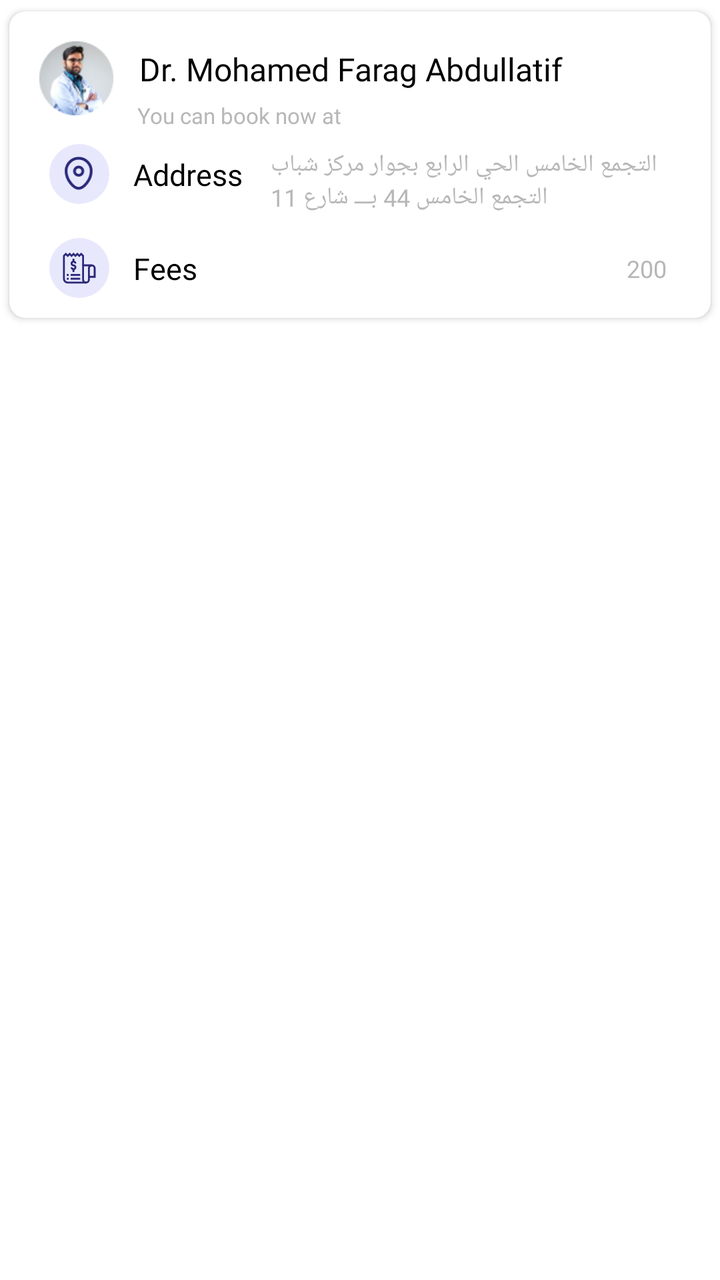
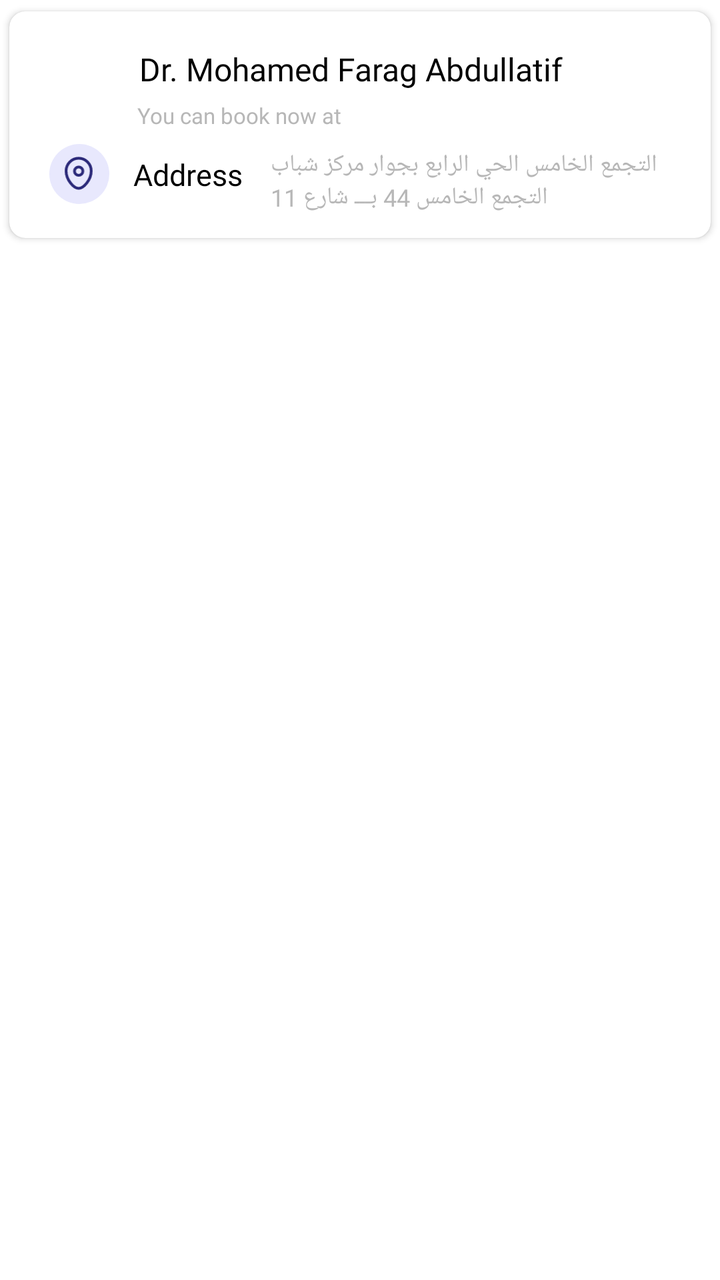

Two renders of the same Android screen: before a commit and after it. Below are the layout's source before the change and the commit's diff.
<!-- AndroidManifest.xml: application theme Theme.NewDesign -->
<!-- res/layout/item_layout_clinks.xml -->
<?xml version="1.0" encoding="utf-8"?>
<layout xmlns:android="http://schemas.android.com/apk/res/android"
    xmlns:app="http://schemas.android.com/apk/res-auto">

    <androidx.constraintlayout.widget.ConstraintLayout
        android:layout_width="match_parent"
        android:layout_height="wrap_content">

        <androidx.cardview.widget.CardView
            android:id="@+id/cardview"
            android:layout_width="match_parent"
            android:layout_height="wrap_content"
            app:cardCornerRadius="8dp"
            app:cardUseCompatPadding="true"
            app:layout_constraintEnd_toEndOf="parent"
            app:layout_constraintStart_toStartOf="parent"
            app:layout_constraintTop_toTopOf="parent">

            <androidx.constraintlayout.widget.ConstraintLayout
                android:id="@+id/layput_services"
                android:layout_width="match_parent"
                android:layout_height="match_parent"
                android:padding="5dp">

                <androidx.constraintlayout.widget.ConstraintLayout
                    android:id="@+id/layout_doctorsDetail"
                    android:layout_width="match_parent"
                    android:layout_height="wrap_content"
                    android:layout_margin="10dp"
                    app:layout_constraintEnd_toEndOf="parent"
                    app:layout_constraintStart_toStartOf="parent"
                    app:layout_constraintTop_toTopOf="parent">

                    <com.google.android.material.imageview.ShapeableImageView
                        android:id="@+id/iv_doctorProfile"
                        android:layout_width="37dp"
                        android:layout_height="37dp"
                        android:src="@drawable/ic_docspecialization"
                        app:layout_constraintStart_toStartOf="parent"
                        app:layout_constraintTop_toTopOf="parent" />

                    <androidx.appcompat.widget.AppCompatTextView
                        android:id="@+id/tv_doctorName"
                        android:layout_width="0dp"
                        android:layout_height="wrap_content"
                        android:layout_marginStart="10dp"
                        android:fontFamily="@font/avenirltstd_roman"
                        android:gravity="start"
                        android:padding="3dp"
                        android:text="Dr. Mohamed Farag Abdullatif"
                        android:textColor="@color/black"
                        android:textSize="16sp"
                        app:layout_constraintStart_toEndOf="@+id/iv_doctorProfile"
                        app:layout_constraintTop_toTopOf="@+id/iv_doctorProfile" />

                    <androidx.appcompat.widget.AppCompatTextView
                        android:id="@+id/tv_title"
                        android:layout_width="0dp"
                        android:layout_height="wrap_content"
                        android:layout_marginStart="10dp"
                        android:fontFamily="@font/avenirltstd_roman"
                        android:gravity="start"
                        android:padding="2dp"
                        android:text="You can book now at"
                        android:textColor="@color/gray"
                        android:textSize="11sp"
                        app:layout_constraintStart_toEndOf="@+id/iv_doctorProfile"
                        app:layout_constraintTop_toBottomOf="@+id/tv_doctorName" />

                </androidx.constraintlayout.widget.ConstraintLayout>


                <androidx.constraintlayout.widget.ConstraintLayout
                    android:id="@+id/Address"
                    android:layout_width="match_parent"
                    android:layout_height="wrap_content"
                    android:padding="5dp"
                    app:layout_constraintTop_toBottomOf="@+id/layout_doctorsDetail">

                    <androidx.constraintlayout.widget.ConstraintLayout
                        android:id="@+id/layout_Address"
                        android:layout_width="30dp"
                        android:layout_height="30dp"
                        android:layout_marginStart="10dp"
                        android:background="@drawable/bg_image_circle"
                        app:layout_constraintStart_toStartOf="parent"
                        app:layout_constraintTop_toTopOf="parent">

                        <com.google.android.material.imageview.ShapeableImageView
                            android:id="@+id/iv_Address"
                            android:layout_width="18dp"
                            android:layout_height="18dp"
                            android:adjustViewBounds="true"
                            android:src="@drawable/ic_location"
                            app:layout_constraintBottom_toBottomOf="parent"
                            app:layout_constraintEnd_toEndOf="parent"
                            app:layout_constraintStart_toStartOf="parent"
                            app:layout_constraintTop_toTopOf="parent" />
                    </androidx.constraintlayout.widget.ConstraintLayout>

                    <androidx.appcompat.widget.AppCompatTextView
                        android:id="@+id/tv_Address"
                        android:layout_width="wrap_content"
                        android:layout_height="wrap_content"
                        android:layout_marginStart="10dp"
                        android:fontFamily="@font/avenirltstd_roman"
                        android:gravity="start"
                        android:padding="2dp"
                        android:text="@string/address"
                        android:textColor="@color/black"
                        android:textSize="15sp"
                        app:layout_constraintStart_toEndOf="@+id/layout_Address"
                        app:layout_constraintBottom_toBottomOf="@+id/layout_Address"
                        app:layout_constraintTop_toTopOf="parent" />

                    <androidx.appcompat.widget.AppCompatTextView
                        android:id="@+id/location"
                        android:layout_width="0dp"
                        android:layout_height="wrap_content"
                        android:layout_marginStart="10dp"
                        android:layout_marginEnd="10dp"
                        android:fontFamily="@font/avenirltstd_black"
                        android:gravity="end"
                        android:padding="2dp"
                        android:text="التجمع الخامس الحي الرابع بجوار مركز شباب التجمع الخامس 44 بـــ شارع 11"
                        android:textColor="@color/gray"
                        android:textSize="12sp"
                        app:layout_constraintEnd_toEndOf="parent"
                        app:layout_constraintStart_toEndOf="@+id/tv_Address"
                        app:layout_constraintBottom_toBottomOf="parent"
                        app:layout_constraintTop_toTopOf="parent" />
                </androidx.constraintlayout.widget.ConstraintLayout>
                <androidx.constraintlayout.widget.ConstraintLayout
                    android:id="@+id/Fees"
                    android:layout_width="match_parent"
                    android:layout_height="wrap_content"
                    android:padding="5dp"
                    app:layout_constraintTop_toBottomOf="@+id/Address">

                    <androidx.constraintlayout.widget.ConstraintLayout
                        android:id="@+id/layout_Fees"
                        android:layout_width="30dp"
                        android:layout_height="30dp"
                        android:layout_marginStart="10dp"
                        android:background="@drawable/bg_image_circle"
                        app:layout_constraintStart_toStartOf="parent"
                        app:layout_constraintTop_toTopOf="parent">

                        <com.google.android.material.imageview.ShapeableImageView
                            android:id="@+id/iv_Fees"
                            android:layout_width="18dp"
                            android:layout_height="18dp"
                            android:adjustViewBounds="true"
                            android:src="@drawable/ic_fees"
                            app:layout_constraintBottom_toBottomOf="parent"
                            app:layout_constraintEnd_toEndOf="parent"
                            app:layout_constraintStart_toStartOf="parent"
                            app:layout_constraintTop_toTopOf="parent" />
                    </androidx.constraintlayout.widget.ConstraintLayout>

                    <androidx.appcompat.widget.AppCompatTextView
                        android:id="@+id/tv_Fees"
                        android:layout_width="wrap_content"
                        android:layout_height="wrap_content"
                        android:layout_marginStart="10dp"
                        android:fontFamily="@font/avenirltstd_roman"
                        android:gravity="start"
                        android:padding="2dp"
                        android:text="@string/fees"
                        android:textColor="@color/black"
                        android:textSize="15sp"
                        app:layout_constraintStart_toEndOf="@+id/layout_Fees"
                        app:layout_constraintBottom_toBottomOf="@+id/layout_Fees"
                        app:layout_constraintTop_toTopOf="parent" />

                    <androidx.appcompat.widget.AppCompatTextView
                        android:id="@+id/Feesresult"
                        android:layout_width="0dp"
                        android:layout_height="wrap_content"
                        android:layout_marginStart="10dp"
                        android:layout_marginEnd="10dp"
                        android:fontFamily="@font/avenirltstd_black"
                        android:gravity="end"
                        android:padding="2dp"
                        android:text="200"
                        android:textColor="@color/gray"
                        android:textSize="12sp"
                        app:layout_constraintEnd_toEndOf="parent"
                        app:layout_constraintStart_toEndOf="@+id/tv_Fees"
                        app:layout_constraintBottom_toBottomOf="parent"
                        app:layout_constraintTop_toTopOf="parent" />
                </androidx.constraintlayout.widget.ConstraintLayout>






            </androidx.constraintlayout.widget.ConstraintLayout>
        </androidx.cardview.widget.CardView>


    </androidx.constraintlayout.widget.ConstraintLayout>

</layout>
<!-- resources referenced by this layout -->
<resources>
  <color name="black">#FF000000</color>
  <color name="gray">#B7B7B7</color>
  <!-- drawable bg_image_circle (drawable) -->
  <?xml version="1.0" encoding="utf-8"?>
  <shape xmlns:android="http://schemas.android.com/apk/res/android"
      android:shape="oval"
      >
  
      <solid android:color="@color/color_completeprofile"/>
      <size android:width="50dp" android:height="50dp"/>
  
  </shape>
  <!-- drawable ic_docspecialization: png bitmap (drawable, 7701 bytes) -->
  <!-- drawable ic_fees: vector/xml drawable (drawable, 2309 chars, omitted) -->
  <!-- drawable ic_location (drawable) -->
  <vector xmlns:android="http://schemas.android.com/apk/res/android"
      android:width="11dp"
      android:height="13dp"
      android:viewportWidth="11"
      android:viewportHeight="13">
    <path
        android:strokeWidth="1"
        android:pathData="M6.766,5.471C6.766,4.636 6.09,3.96 5.256,3.96C4.422,3.96 3.746,4.636 3.746,5.471C3.746,6.305 4.422,6.981 5.256,6.981C6.09,6.981 6.766,6.305 6.766,5.471Z"
        android:strokeLineJoin="round"
        android:fillColor="#00000000"
        android:fillType="evenOdd"
        android:strokeColor="#2B2979"
        android:strokeLineCap="round"/>
    <path
        android:strokeWidth="1"
        android:pathData="M5.25,11.688C3.499,11.688 0.719,8.642 0.719,5.403C0.719,2.868 2.747,0.813 5.25,0.813C7.752,0.813 9.781,2.868 9.781,5.403C9.781,8.642 7.001,11.688 5.25,11.688Z"
        android:strokeLineJoin="round"
        android:fillColor="#00000000"
        android:fillType="evenOdd"
        android:strokeColor="#2B2979"
        android:strokeLineCap="round"/>
  </vector>
  <string name="address">Address</string>
  <string name="fees">Fees</string>
  <style name="Theme.NewDesign" parent="Theme.MaterialComponents.Light.NoActionBar">
          
          <item name="colorPrimary">@color/purple_500</item>
          <item name="colorPrimaryVariant">@color/purple_700</item>
          <item name="colorOnPrimary">@color/white</item>
          
          <item name="colorSecondary">#0639BA</item>
          <item name="colorSecondaryVariant">@color/teal_700</item>
          <item name="colorOnSecondary">@color/black</item>
          
          <item name="android:statusBarColor">?attr/colorPrimaryVariant</item>
          
      </style>
  <color name="color_completeprofile">#E8E8FD</color>
  <color name="purple_500">#FF6200EE</color>
  <color name="purple_700">#FF3700B3</color>
  <color name="white">#FFFFFFFF</color>
  <color name="teal_700">#FF018786</color>
</resources>

<!-- the commit's change to res/layout/item_layout_clinks.xml (unified diff, before → after) -->
@@ -35,7 +35,6 @@
                         android:id="@+id/iv_doctorProfile"
                         android:layout_width="37dp"
                         android:layout_height="37dp"
-                        android:src="@drawable/ic_docspecialization"
                         app:layout_constraintStart_toStartOf="parent"
                         app:layout_constraintTop_toTopOf="parent" />
 
@@ -135,6 +134,7 @@
                     android:layout_width="match_parent"
                     android:layout_height="wrap_content"
                     android:padding="5dp"
+                    android:visibility="gone"
                     app:layout_constraintTop_toBottomOf="@+id/Address">
 
                     <androidx.constraintlayout.widget.ConstraintLayout
<!-- resource entries referenced after the edit -->
@@ -12,7 +12,6 @@
       <size android:width="50dp" android:height="50dp"/>
   
   </shape>
-  <!-- drawable ic_docspecialization: png bitmap (drawable, 7701 bytes) -->
   <!-- drawable ic_fees: vector/xml drawable (drawable, 2309 chars, omitted) -->
   <!-- drawable ic_location (drawable) -->
   <vector xmlns:android="http://schemas.android.com/apk/res/android"
